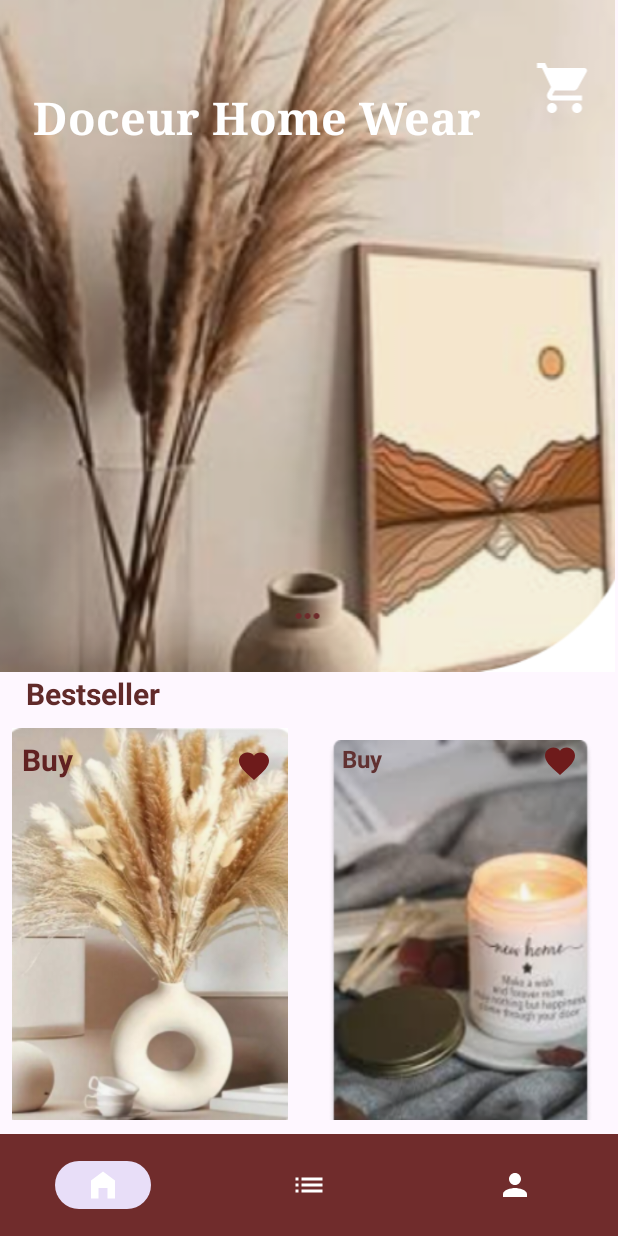
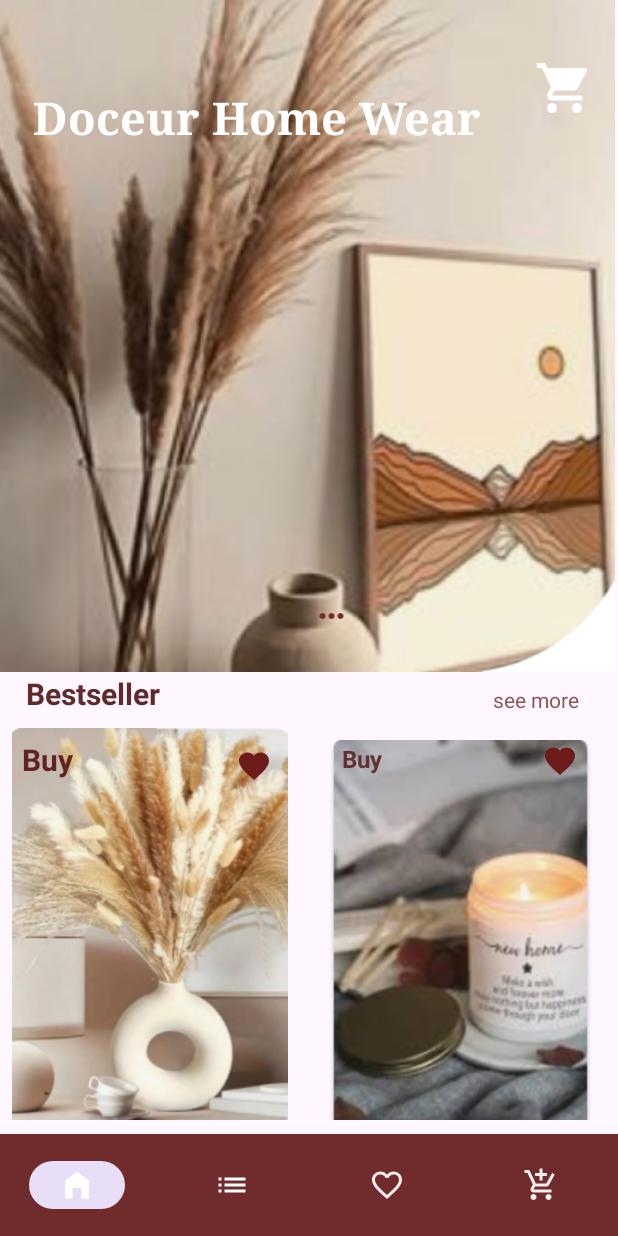
Before and after one commit to Sanaelamghari/DoceurHomeApp, an Android app: the screen it shows after launch (MainActivity), on a phone screen of 412 x 824 dp. Run offline under Robolectric (Android 15) with nearby library versions, the phone set to English and light mode, and no system bars; our stand-ins replace Firebase (no records; nobody signed in at launch, a user with empty details on screens opened directly).

Commit message:
cat+det+add styleHome

```diff
--- /dev/null
+++ b/app/src/main/res/drawable/add_shopping.xml
@@ -0,0 +1,5 @@
+<vector android:alpha="0.92" android:height="24dp"
+    android:tint="#000000" android:viewportHeight="24"
+    android:viewportWidth="24" android:width="24dp" xmlns:android="http://schemas.android.com/apk/res/android">
+    <path android:fillColor="@android:color/white" android:pathData="M11,9h2L13,6h3L16,4h-3L13,1h-2v3L8,4v2h3v3zM7,18c-1.1,0 -1.99,0.9 -1.99,2S5.9,22 7,22s2,-0.9 2,-2 -0.9,-2 -2,-2zM17,18c-1.1,0 -1.99,0.9 -1.99,2s0.89,2 1.99,2 2,-0.9 2,-2 -0.9,-2 -2,-2zM7.17,14.75l0.03,-0.12 0.9,-1.63h7.45c0.75,0 1.41,-0.41 1.75,-1.03l3.86,-7.01L19.42,4h-0.01l-1.1,2 -2.76,5L8.53,11l-0.13,-0.27L6.16,6l-0.95,-2 -0.94,-2L1,2v2h2l3.6,7.59 -1.35,2.45c-0.16,0.28 -0.25,0.61 -0.25,0.96 0,1.1 0.9,2 2,2h12v-2L7.42,15c-0.13,0 -0.25,-0.11 -0.25,-0.25z"/>
+</vector>
--- /dev/null
+++ b/app/src/main/res/drawable/add_shopping_blan.xml
@@ -0,0 +1,6 @@
+<vector android:alpha="0.92" android:autoMirrored="true"
+    android:height="40dp" android:tint="#FDFCFC"
+    android:viewportHeight="24" android:viewportWidth="24"
+    android:width="40dp" xmlns:android="http://schemas.android.com/apk/res/android">
+    <path android:fillColor="@android:color/white" android:pathData="M11,9h2L13,6h3L16,4h-3L13,1h-2v3L8,4v2h3v3zM7,18c-1.1,0 -1.99,0.9 -1.99,2S5.9,22 7,22s2,-0.9 2,-2 -0.9,-2 -2,-2zM17,18c-1.1,0 -1.99,0.9 -1.99,2s0.89,2 1.99,2 2,-0.9 2,-2 -0.9,-2 -2,-2zM7.17,14.75l0.03,-0.12 0.9,-1.63h7.45c0.75,0 1.41,-0.41 1.75,-1.03l3.86,-7.01L19.42,4h-0.01l-1.1,2 -2.76,5L8.53,11l-0.13,-0.27L6.16,6l-0.95,-2 -0.94,-2L1,2v2h2l3.6,7.59 -1.35,2.45c-0.16,0.28 -0.25,0.61 -0.25,0.96 0,1.1 0.9,2 2,2h12v-2L7.42,15c-0.13,0 -0.25,-0.11 -0.25,-0.25z"/>
+</vector>
--- /dev/null
+++ b/app/src/main/res/drawable/baseline_favorite_blan.xml
@@ -0,0 +1,6 @@
+<vector android:alpha="0.92" android:autoMirrored="true"
+    android:height="24dp" android:tint="#FDFCFC"
+    android:viewportHeight="24" android:viewportWidth="24"
+    android:width="24dp" xmlns:android="http://schemas.android.com/apk/res/android">
+    <path android:fillColor="@android:color/white" android:pathData="M16.5,3c-1.74,0 -3.41,0.81 -4.5,2.09C10.91,3.81 9.24,3 7.5,3 4.42,3 2,5.42 2,8.5c0,3.78 3.4,6.86 8.55,11.54L12,21.35l1.45,-1.32C18.6,15.36 22,12.28 22,8.5 22,5.42 19.58,3 16.5,3zM12.1,18.55l-0.1,0.1 -0.1,-0.1C7.14,14.24 4,11.39 4,8.5 4,6.5 5.5,5 7.5,5c1.54,0 3.04,0.99 3.57,2.36h1.87C13.46,5.99 14.96,5 16.5,5c2,0 3.5,1.5 3.5,3.5 0,2.89 -3.14,5.74 -7.9,10.05z"/>
+</vector>
--- a/app/src/main/res/layout/activity_main.xml
+++ b/app/src/main/res/layout/activity_main.xml
@@ -78,7 +78,7 @@
 
             <ImageView
                 android:id="@+id/imageView42"
-                android:layout_width="50dp"
+                android:layout_width="82dp"
                 android:layout_height="wrap_content"
                 android:layout_marginLeft="180dp"
                 android:layout_marginTop="400dp"
@@ -105,6 +105,7 @@
             app:layout_constraintTop_toBottomOf="@+id/frameLayout2" />
 
         <LinearLayout
+            android:id="@+id/linearLayout"
             android:layout_width="404dp"
             android:layout_height="261dp"
             android:layout_marginTop="3dp"
@@ -179,6 +180,21 @@
                     app:srcCompat="@drawable/favorite" />
             </FrameLayout>
         </LinearLayout>
+
+        <TextView
+            android:id="@+id/see_more"
+            android:layout_width="wrap_content"
+            android:layout_height="wrap_content"
+            android:layout_marginStart="221dp"
+            android:layout_marginTop="16dp"
+            android:layout_marginEnd="25dp"
+            android:layout_marginBottom="17dp"
+            android:text="see more"
+            android:textColor="#8F5454"
+            app:layout_constraintBottom_toTopOf="@+id/linearLayout"
+            app:layout_constraintEnd_toEndOf="parent"
+            app:layout_constraintStart_toEndOf="@+id/textView24"
+            app:layout_constraintTop_toBottomOf="@+id/frameLayout2" />
     </androidx.constraintlayout.widget.ConstraintLayout>
 
 </androidx.coordinatorlayout.widget.CoordinatorLayout>
--- a/app/src/main/res/menu/menu.xml
+++ b/app/src/main/res/menu/menu.xml
@@ -1,4 +1,5 @@
-<menu xmlns:android="http://schemas.android.com/apk/res/android">
+<menu xmlns:app="http://schemas.android.com/apk/res-auto"
+    xmlns:android="http://schemas.android.com/apk/res/android">
     <item
         android:id="@+id/nav_home"
         android:icon="@drawable/home"
@@ -10,6 +11,12 @@
         android:title="List category" />
     <item
         android:id="@+id/nav_profile"
-        android:icon="@drawable/person"
+        android:icon="@drawable/baseline_favorite_blan"
         android:title="Profile" />
+    <item
+
+        android:icon="@drawable/add_shopping_blan"
+        android:title="mycart"
+
+        />
 </menu>
```
